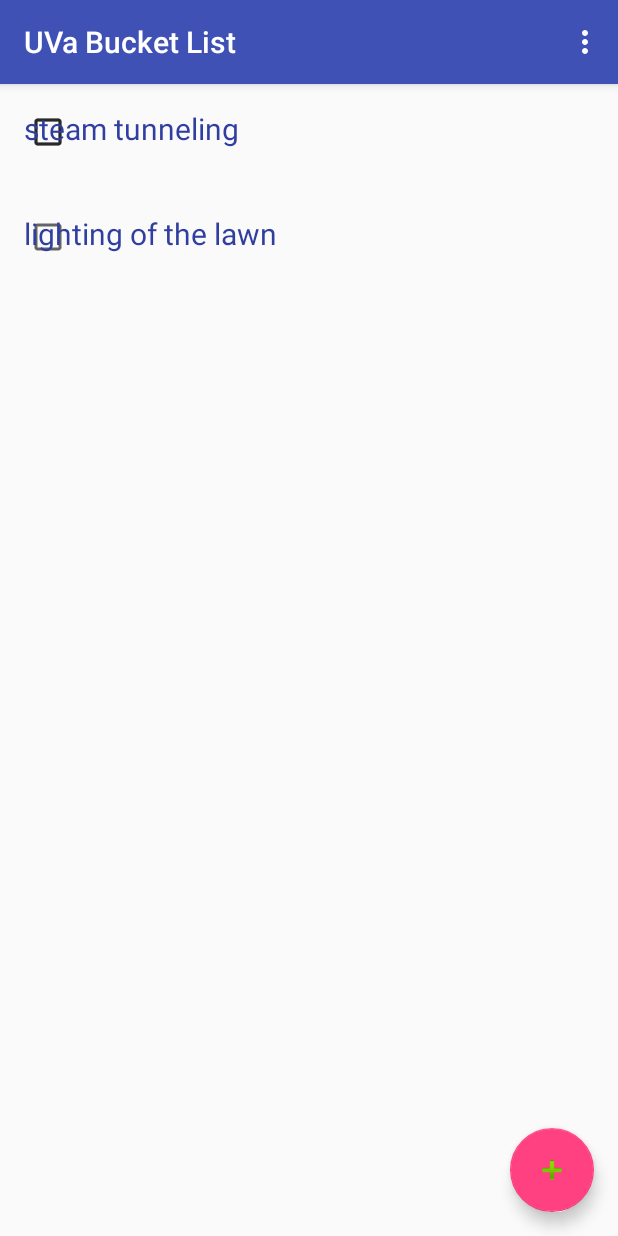
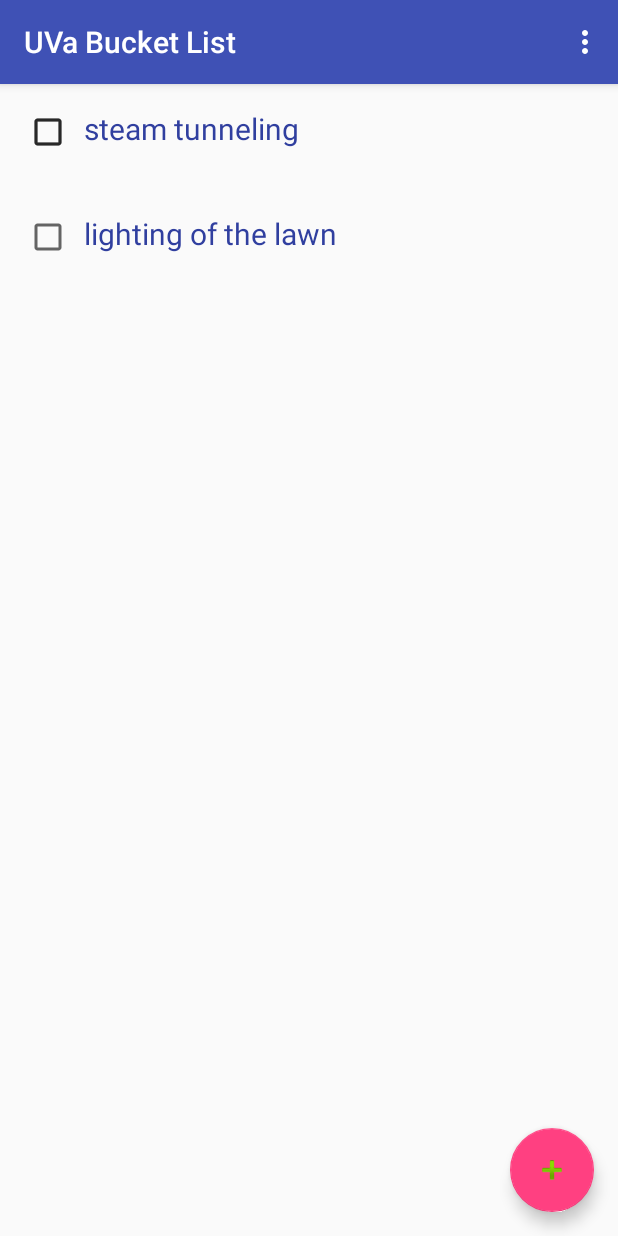
Before and after one commit to ww6vh/Android_Project_gengar, an Android app: the screen it shows after launch (BucketListActivity), on a phone screen of 412 x 824 dp. Run offline under Robolectric (Android 15) with nearby library versions, the phone set to English and light mode, and no system bars.

Commit message:
Fixed overlap between checkbox and text.

```diff
--- a/app/src/main/res/layout/content_bucket_list.xml
+++ b/app/src/main/res/layout/content_bucket_list.xml
@@ -21,6 +21,7 @@
         android:id="@+id/checkBox" />
 
     <TextView
+        android:paddingLeft="40dp"
         android:id="@+id/bucketItem_name"
         android:layout_width="wrap_content"
         android:layout_height="wrap_content"
```
